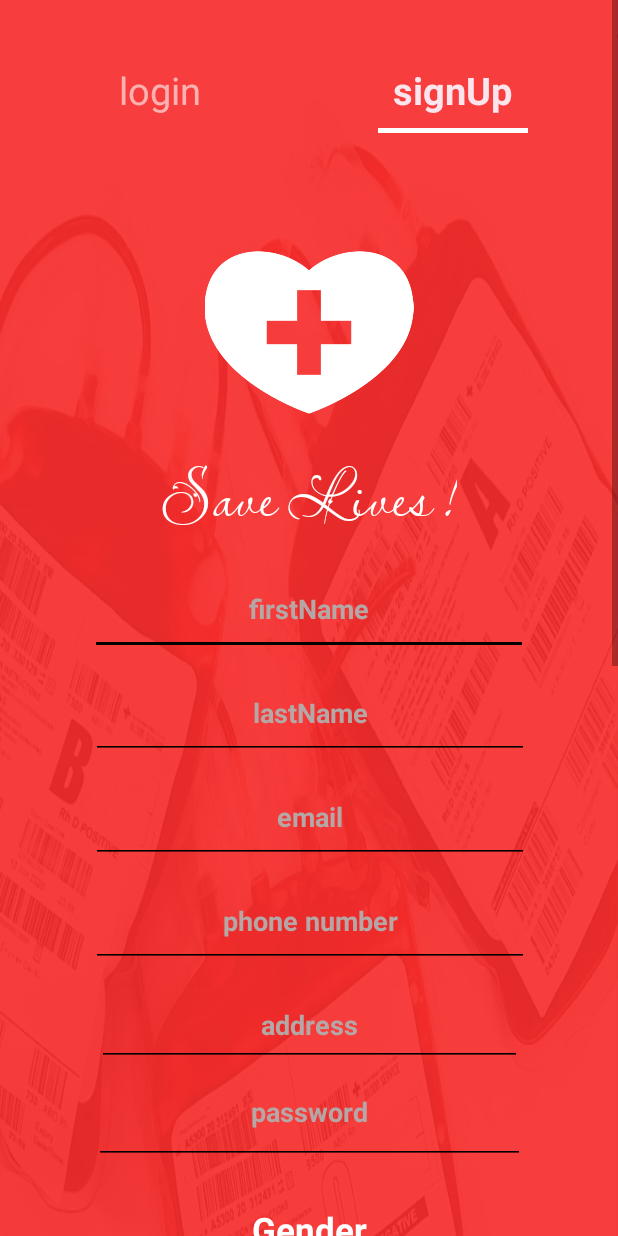
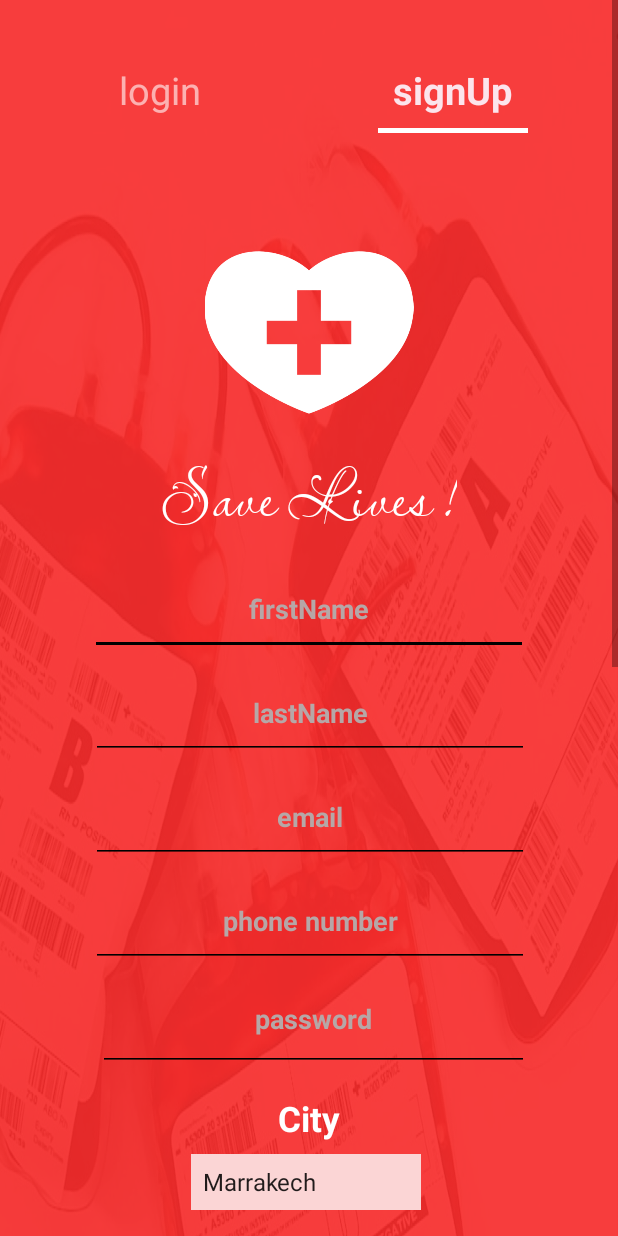
Before and after one commit to Mobile-Prj/MINI_PROJET_APPLICATION_MOBILE-BLOOD_DONATION, an Android app: the screen it shows after launch (SignUpActivity), after a tap on "signUp", on a phone screen of 412 x 824 dp. Run offline under Robolectric (Android 15) with nearby library versions, the phone set to English and light mode, and no system bars.

Commit message:
Signup&login&popupForgotpass

```diff
--- a/app/src/main/java/com/example/miniprojetapplicationmobileblooddonation/Activities/LoginActivity.java
+++ b/app/src/main/java/com/example/miniprojetapplicationmobileblooddonation/Activities/LoginActivity.java
@@ -2,9 +2,13 @@ package com.example.miniprojetapplicationmobileblooddonation.Activities;
 
 import androidx.appcompat.app.AppCompatActivity;
 
+import android.app.Dialog;
 import android.content.Intent;
+import android.graphics.Color;
 import android.graphics.Typeface;
+import android.graphics.drawable.ColorDrawable;
 import android.os.Bundle;
+import android.text.Html;
 import android.view.View;
 import android.widget.Button;
 import android.widget.EditText;
@@ -16,23 +20,62 @@ import com.example.miniprojetapplicationmobileblooddonation.Database.DataBaseHel
 import com.example.miniprojetapplicationmobileblooddonation.R;
 
 public class LoginActivity extends AppCompatActivity {
-    EditText email , password;
+    EditText email , password ,passe;
     Button login ;
     Typeface myFont;
     TextView appTitle;
     DataBaseHelper db;
+    Dialog dialog;
+    TextView fpass;
     @Override
     protected void onCreate(Bundle savedInstanceState) {
         super.onCreate(savedInstanceState);
         setContentView(R.layout.activity_login);
-
+        dialog = new Dialog(this);
         appTitle = findViewById(R.id.app_title);
         myFont = Typeface.createFromAsset(getAssets(), "fonts/LavishlyYours-Regular.ttf");
         appTitle.setTypeface(myFont);
         email=(EditText) findViewById(R.id.email);
         password=(EditText) findViewById(R.id.password_login);
         login=(Button) findViewById(R.id.login_button);
+        fpass=(TextView) findViewById(R.id.reset_pwd);
         db=new DataBaseHelper(this);
+
+        fpass.setOnClickListener(new View.OnClickListener() {
+            @Override
+            public void onClick(View view) {
+                dialog.setContentView(R.layout.popup);
+                dialog.getWindow().setBackgroundDrawable(new ColorDrawable(Color.TRANSPARENT));
+                TextView mdp=dialog.findViewById(R.id.password);
+                TextView mail=dialog.findViewById(R.id.email);
+                Button save= dialog.findViewById(R.id.btn_call);
+                save.setOnClickListener(new View.OnClickListener() {
+                    @Override
+                    public void onClick(View view) {
+                        String emailS=mail.getText().toString();
+                        String pass=mdp.getText().toString();
+                        if(emailS.equals("")||pass.equals(""))
+                            Toast.makeText(LoginActivity.this ,"Please enter all the fields",Toast.LENGTH_SHORT).show();
+
+                        else {
+                            Boolean checkemail=db.checkusername(emailS);
+                            if(checkemail){
+                                db.updatepassword(emailS,pass);
+                                Toast.makeText(LoginActivity.this, "Password Updated", Toast.LENGTH_SHORT).show();
+                                dialog.dismiss();
+
+                            }
+                            else {
+                                Toast.makeText(LoginActivity.this, "Invalid Email", Toast.LENGTH_SHORT).show();
+                            }
+
+                        }
+
+                    }
+                });
+                dialog.show();
+            }
+        });
         login.setOnClickListener(new View.OnClickListener() {
             @Override
             public void onClick(View view) {
@@ -53,8 +96,8 @@ public class LoginActivity extends AppCompatActivity {
                 }
             }
         });
+    }
 
-    }
 
     public void goToSignUp(View v){
         Intent intent = new Intent(this, SignUpActivity.class);
--- a/app/src/main/java/com/example/miniprojetapplicationmobileblooddonation/Activities/SignUpActivity.java
+++ b/app/src/main/java/com/example/miniprojetapplicationmobileblooddonation/Activities/SignUpActivity.java
@@ -36,6 +36,7 @@ import java.io.IOException;
 public class SignUpActivity extends AppCompatActivity implements AdapterView.OnItemSelectedListener {
     EditText fname,lname,mail,phone,add,password;
     RadioGroup rg;
+    Spinner listSpinner;
     ImageView img;
     CheckBox donor;
     Button signup ,selectimg;
@@ -53,7 +54,7 @@ public class SignUpActivity extends AppCompatActivity implements AdapterView.OnI
 
         appTitle = findViewById(R.id.app_title);
         listBloodGroup = findViewById(R.id.listGrpBlood);
-
+        listSpinner=findViewById(R.id.listCities);
         myFont = Typeface.createFromAsset(getAssets(), "fonts/LavishlyYours-Regular.ttf");
         appTitle.setTypeface(myFont);
 
@@ -65,7 +66,6 @@ public class SignUpActivity extends AppCompatActivity implements AdapterView.OnI
         lname=findViewById(R.id.lastName);
         mail=findViewById(R.id.email);
         phone=findViewById(R.id.editTextPhone);
-        add=findViewById(R.id.address);
         password=findViewById(R.id.password_login);
         rg=findViewById(R.id.radioGroup);
         img=findViewById(R.id.add_img);
@@ -82,14 +82,14 @@ public class SignUpActivity extends AppCompatActivity implements AdapterView.OnI
             String nom=lname.getText().toString();
             String email=mail.getText().toString();
             String num=phone.getText().toString();
-            String addr=add.getText().toString();
+            String addr=listSpinner.getSelectedItem().toString();
             String pass=password.getText().toString();
             String BloodGrup=listBloodGroup.getSelectedItem().toString();
             if(rg.getCheckedRadioButtonId()==R.id.radioButton2) gender="FEMALE";
             else gender="Male";
             Boolean don= Boolean.valueOf(donor.getText().toString());
 
-            if(prenom.equals("")||nom.equals("")||email.equals("")||num.equals("")||addr.equals("") || pass.equals("")||BloodGrup.equals("Groupe"))
+            if(prenom.equals("")||nom.equals("")||email.equals("")||num.equals("")|| pass.equals("")||BloodGrup.equals("Groupe"))
                 Toast.makeText(SignUpActivity.this ,"Please enter all the fields",Toast.LENGTH_SHORT).show();
 
             else {
--- a/app/src/main/res/layout/activity_sign_up.xml
+++ b/app/src/main/res/layout/activity_sign_up.xml
@@ -160,33 +160,12 @@
             android:textStyle="bold"
             android:backgroundTint="@color/black"/>
 
-        <EditText
-            android:id="@+id/address"
-            android:layout_width="283dp"
-            android:layout_height="50dp"
+        <TextView
+            android:id="@+id/text33"
+            android:layout_width="63dp"
+            android:layout_height="31dp"
             android:layout_marginTop="16dp"
-            android:autofillHints=""
-            android:ellipsize="start"
-            android:ems="10"
-            android:gravity="center_horizontal"
-            android:hint="@string/address"
-            android:inputType="textPostalAddress"
-            android:textColorHint="@color/hint_color"
-            app:layout_constraintEnd_toEndOf="@+id/editTextPhone"
-            app:layout_constraintHorizontal_bias="0.444"
-            app:layout_constraintStart_toStartOf="@+id/editTextPhone"
-            app:layout_constraintTop_toBottomOf="@+id/editTextPhone"
-            tools:ignore="TextContrastCheck"
-            android:textStyle="bold"
-            android:backgroundTint="@color/black"/>
-
-        <TextView
-            android:id="@+id/gender"
-            android:layout_width="97dp"
-            android:layout_height="33dp"
-            android:layout_marginTop="28dp"
-            android:autofillHints=""
-            android:text="@string/gender"
+            android:text="City"
             android:textAlignment="center"
             android:textColor="@color/white"
             android:textSize="23sp"
@@ -195,11 +174,40 @@
             app:layout_constraintStart_toStartOf="parent"
             app:layout_constraintTop_toBottomOf="@+id/password_login" />
 
+        <Spinner
+            android:id="@+id/listCities"
+            android:layout_width="153dp"
+            android:layout_height="37dp"
+            android:layout_marginTop="8dp"
+            android:background="#FBD5D5"
+            android:entries="@array/city_list"
+            app:layout_constraintEnd_toEndOf="parent"
+            app:layout_constraintHorizontal_bias="0.492"
+            app:layout_constraintStart_toStartOf="parent"
+            app:layout_constraintTop_toBottomOf="@+id/text33"
+            tools:ignore="TouchTargetSizeCheck,SpeakableTextPresentCheck" />
+
+        <TextView
+            android:id="@+id/gender"
+            android:layout_width="97dp"
+            android:layout_height="33dp"
+            android:layout_marginTop="40dp"
+            android:autofillHints=""
+            android:text="@string/gender"
+            android:textAlignment="center"
+            android:textColor="@color/white"
+            android:textSize="23sp"
+            android:textStyle="bold"
+            app:layout_constraintEnd_toEndOf="parent"
+            app:layout_constraintHorizontal_bias="0.48"
+            app:layout_constraintStart_toStartOf="parent"
+            app:layout_constraintTop_toBottomOf="@+id/listCities" />
+
         <RadioGroup
             android:id="@+id/radioGroup"
             android:layout_width="match_parent"
             android:layout_height="wrap_content"
-            android:layout_marginTop="32dp"
+            android:layout_marginTop="8dp"
             android:gravity="center"
             android:orientation="horizontal"
             app:layout_constraintEnd_toEndOf="parent"
@@ -246,7 +254,7 @@
             android:id="@+id/listGrpBlood"
             android:layout_width="153dp"
             android:layout_height="37dp"
-            android:layout_marginTop="36dp"
+            android:layout_marginTop="16dp"
             android:background="#FBD5D5"
             app:layout_constraintEnd_toEndOf="parent"
             app:layout_constraintHorizontal_bias="0.492"
@@ -258,7 +266,7 @@
             android:id="@+id/password_login"
             android:layout_width="287dp"
             android:layout_height="57dp"
-            android:layout_marginTop="8dp"
+            android:layout_marginTop="12dp"
             android:autofillHints=""
             android:backgroundTint="@color/black"
             android:ellipsize="start"
@@ -269,8 +277,9 @@
             android:textColorHint="@color/hint_color"
             android:textStyle="bold"
             app:layout_constraintEnd_toEndOf="parent"
+            app:layout_constraintHorizontal_bias="0.524"
             app:layout_constraintStart_toStartOf="parent"
-            app:layout_constraintTop_toBottomOf="@+id/address"
+            app:layout_constraintTop_toBottomOf="@+id/editTextPhone"
             tools:ignore="TextContrastCheck" />
 
         <androidx.appcompat.widget.AppCompatButton
```
Also changed, not shown: app/src/main/java/com/example/miniprojetapplicationmobileblooddonation/Database/DataBaseHelper.java (+8 -1 lines), app/src/main/res/layout/fragment_profile.xml (+5 -7 lines), app/src/main/res/layout/popup.xml (added, +129 -0 lines).
